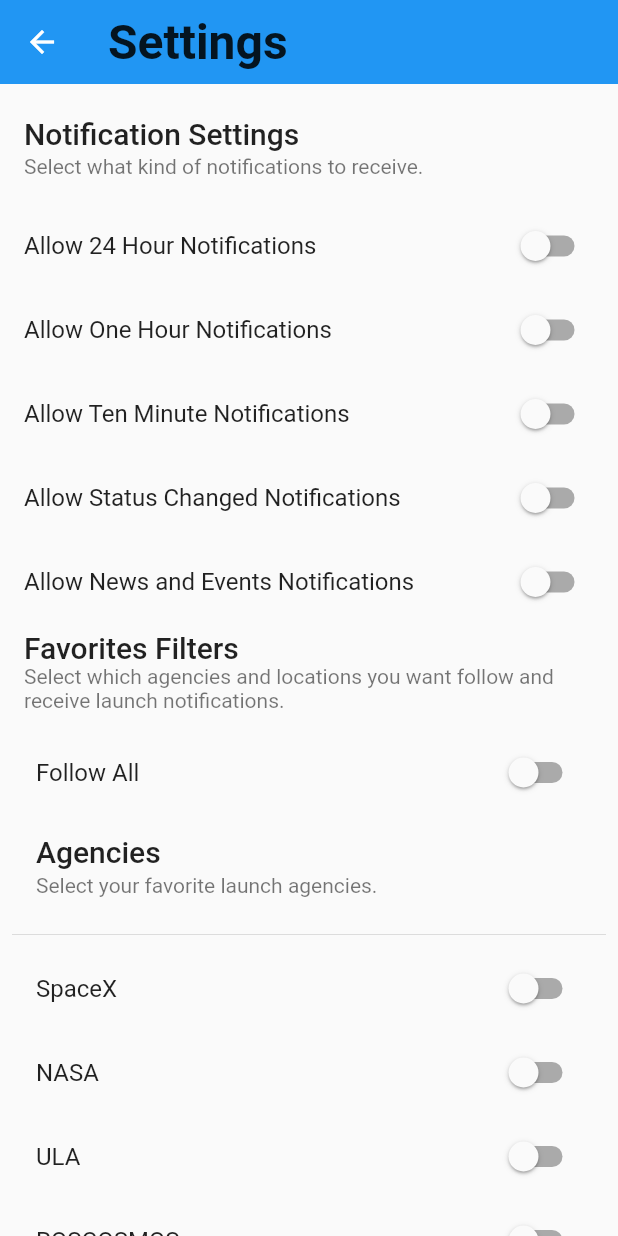
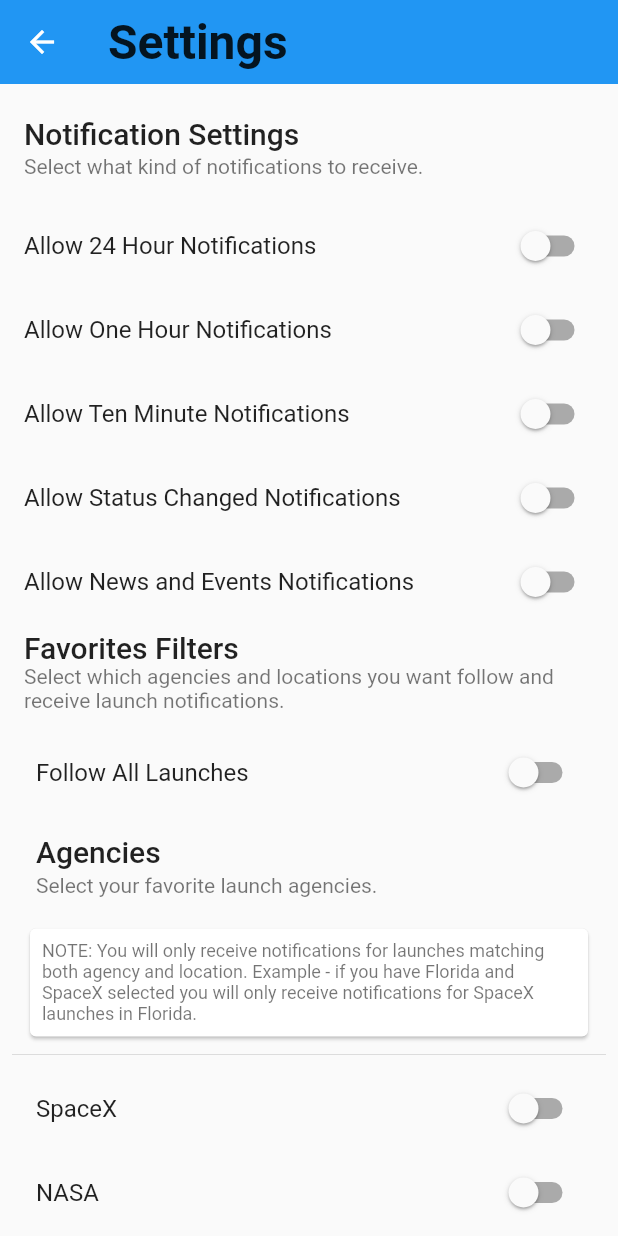
Before and after one commit to ItsCalebJones/SpaceLaunchNow-Flutter, a Flutter app: the SettingsPage screen opened directly with empty values, on a phone screen of 412 x 824 dp. Run offline on Flutter 3.47's test engine with Material 2 defaults, Android fonts, the phone set to English and light mode, and no system bars; our stand-ins replace cached_network_image, firebase_messaging, flutter_vector_icons, font_awesome_flutter, in_app_purchase, package_info and 4 more; missing offline and left inert: dart_twitter_api, firebase_admob, rate_my_app, tweet_ui; accounts and stored records are empty.

Commit message:
Add help text to Settings.

```diff
--- a/lib/views/settings/settings_page.dart
+++ b/lib/views/settings/settings_page.dart
@@ -895,7 +895,7 @@ class NotificationFilterPageState extends State<SettingsPage> {
         children: <Widget>[
           new MergeSemantics(
             child: new ListTile(
-              title: const Text('Follow All'),
+              title: const Text('Follow All Launches'),
               onTap: () {
                 _handleAll(!widget.configuration.subscribeALL);
               },
@@ -908,6 +908,17 @@ class NotificationFilterPageState extends State<SettingsPage> {
           new ListTile(
             title: new Text('Agencies', style: theme.textTheme.title),
             subtitle: new Text('Select your favorite launch agencies.'),
+          ),
+          Padding(
+            padding: const EdgeInsets.only(left:8.0, right: 8.0),
+            child: Card(
+              child: Padding(
+                padding: const EdgeInsets.all(8.0),
+                child: new Text('NOTE: You will only receive notifications for launches matching both agency and location.'
+                    ' Example - if you have Florida and SpaceX selected you will only receive notifications for SpaceX launches in Florida.',
+                    style: Theme.of(context).textTheme.caption),
+              ),
+            ),
           ),
           new Divider(),
           new MergeSemantics(
--- a/pubspec.yaml
+++ b/pubspec.yaml
@@ -1,6 +1,6 @@
 name: spacelaunchnow_flutter
 description: A new Space Launch Now flutter application.
-version: 2.3.0+5
+version: 2.3.0+6
 
 dependencies:
   flutter:
```
